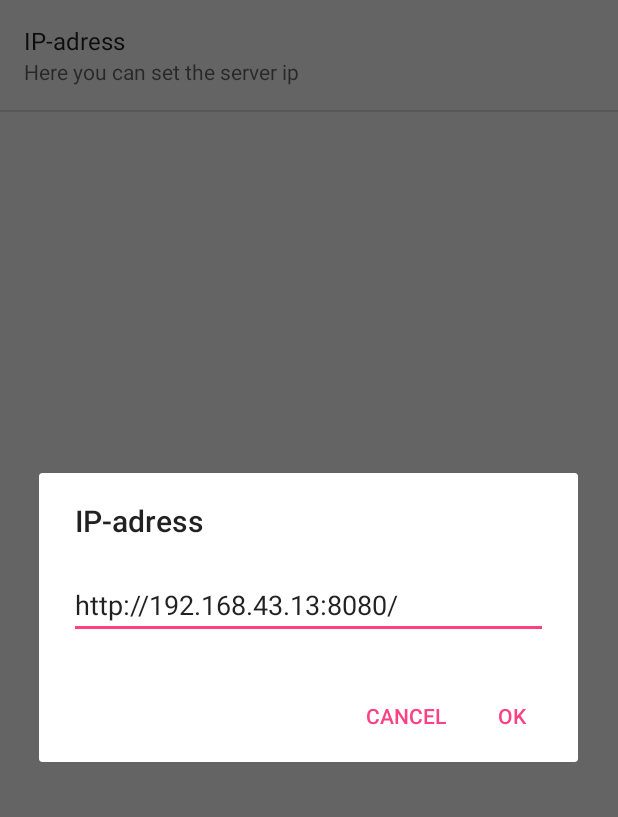
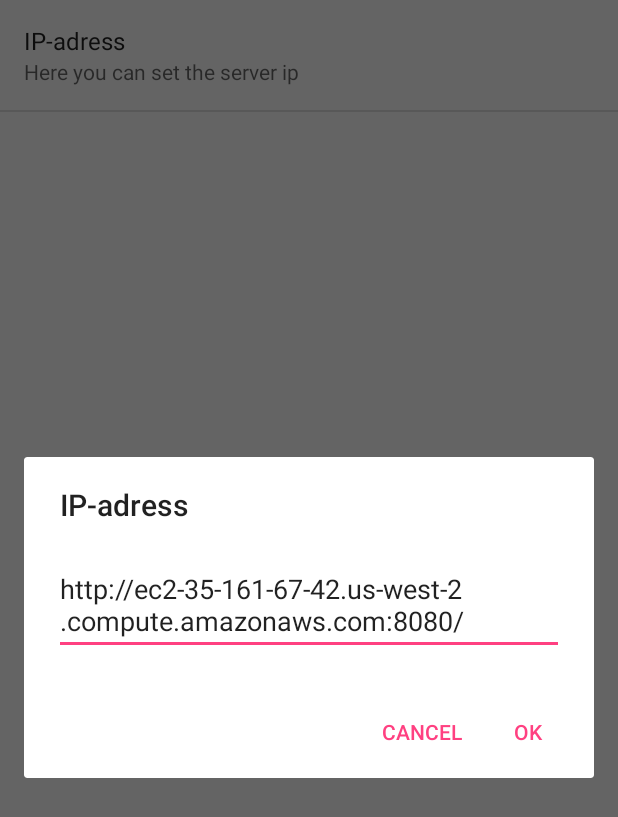
Before and after one commit to AnastasiaFe/EasyGo, an Android app: the SettingsActivity screen opened directly, with no data from a screen before it, after a tap on "IP-adress", on a phone screen of 412 x 824 dp. Shown: the top 817 px of the screen. Run offline under Robolectric (Android 15) with nearby library versions, the phone set to English and light mode, and no system bars; network calls fail.

Commit message:
new .apk version has been built

```diff
--- a/EasyGoClient/app/src/main/res/xml/settings.xml
+++ b/EasyGoClient/app/src/main/res/xml/settings.xml
@@ -4,7 +4,7 @@
         <EditTextPreference
             android:name="EditText Preference"
             android:summary="@string/summary"
-            android:defaultValue="http://192.168.43.13:8080/"
+            android:defaultValue="http://ec2-35-161-67-42.us-west-2.compute.amazonaws.com:8080/"
             android:title="@string/ip"
             android:key="editIPPref" />
 
```
Also changed, not shown: 1 other file.
